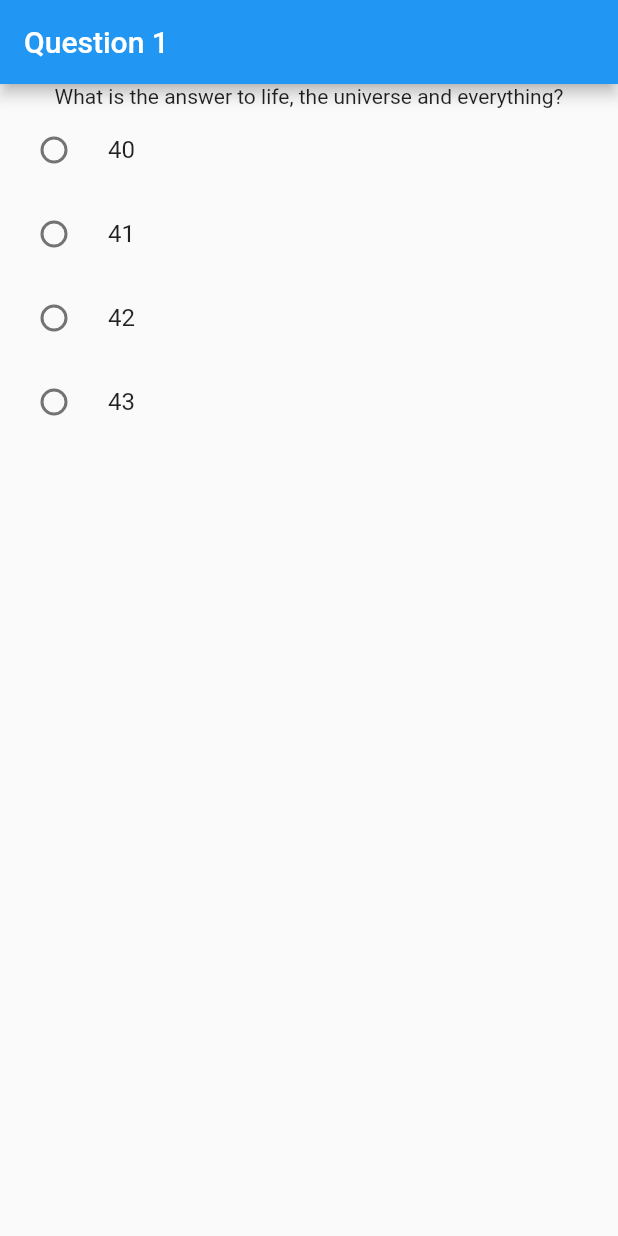
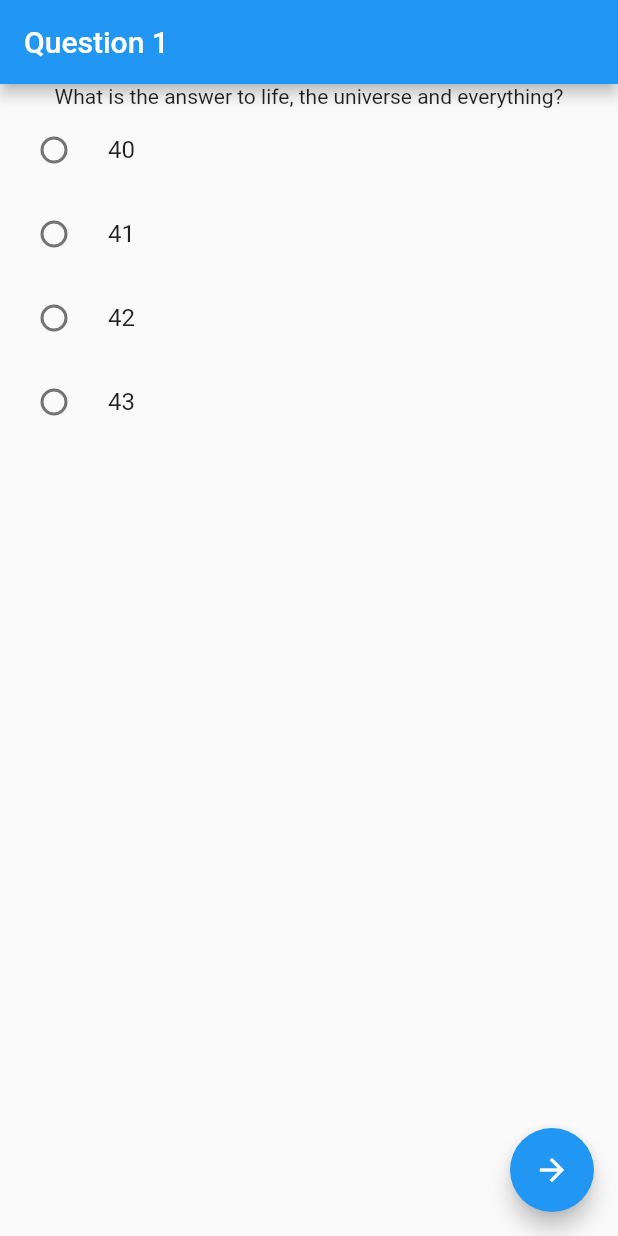
Before and after one commit to Hacklor/pubquiz_mobile, a Flutter app: the screen it shows after launch, on a phone screen of 412 x 824 dp. Run offline on Flutter 3.47's test engine with Material 2 defaults, Android fonts, the phone set to English and light mode, and no system bars.

Commit message:
Answer single question and go to results page

```diff
--- a/lib/choices.dart
+++ b/lib/choices.dart
@@ -1,20 +1,11 @@
 import 'package:flutter/material.dart';
 
-class Choices extends StatefulWidget {
+class Choices extends StatelessWidget {
+  final String _selectedChoice;
   final List<String> _choices;
+  final Function _setSelectedChoice;
 
-  Choices(this._choices);
-
-  @override
-  State<StatefulWidget> createState() => _ChoicesState(_choices);
-}
-
-class _ChoicesState extends State<Choices>{
-  String _selectedChoice = "";
-
-  List<String> _choices;
-
-  _ChoicesState(this._choices);
+  Choices(this._choices, this._selectedChoice, this._setSelectedChoice);
 
   @override
   Widget build(BuildContext context) {
@@ -23,7 +14,6 @@ class _ChoicesState extends State<Choices>{
         Column(
           children: _choicesWidgets(),
         ),
-        Text(_selectedChoice),
       ]
     );
   }
@@ -40,10 +30,6 @@ class _ChoicesState extends State<Choices>{
 
   Widget _choiceRadioListTile(String choice) {
     return ChoiceWidget(choice, _selectedChoice, _setSelectedChoice);
-  }
-
-  void _setSelectedChoice(String value) {
-    setState(() => {_selectedChoice = value});
   }
 }
 
--- a/lib/question.dart
+++ b/lib/question.dart
@@ -1,13 +1,28 @@
 import 'package:flutter/material.dart';
+import 'package:pubquiz_mobile/results.dart';
 
 import 'choices.dart';
 
-class Question extends StatelessWidget {
-  final question = {
+class Question extends StatefulWidget {
+  final _question = {
     'text': 'What is the answer to life, the universe and everything?',
     'choices': ['40', '41', '42', '43'],
     'answer': '42'
   };
+
+  @override
+  State<StatefulWidget> createState() => _QuestionState(_question);
+}
+
+class _QuestionState extends State<Question> {
+  Map<String, Object> _question;
+  String _selectedChoice = "";
+
+  _QuestionState(this._question);
+
+  void _setSelectedChoice(String value) {
+    setState(() => {_selectedChoice = value});
+  }
 
   @override
   Widget build(BuildContext context) {
@@ -17,9 +32,21 @@ class Question extends StatelessWidget {
       ),
       body: Column(
         children: [
-          Text(question['text']),
-          Choices(question['choices']),
+          Text(_question['text']),
+          Choices(_question['choices'], _selectedChoice, _setSelectedChoice),
         ],
+      ),
+      floatingActionButton: FloatingActionButton(
+        onPressed: () {
+          _question['selectedChoice'] = _selectedChoice;
+
+          Navigator.pushReplacement(
+              context,
+              MaterialPageRoute(builder: (context) => Results(_question))
+          );
+        },
+        tooltip: 'Next',
+        child: const Icon(Icons.arrow_forward),
       ),
     );
   }
```
Also changed, not shown: lib/results.dart (added, +23 -0 lines), 1 other file.
